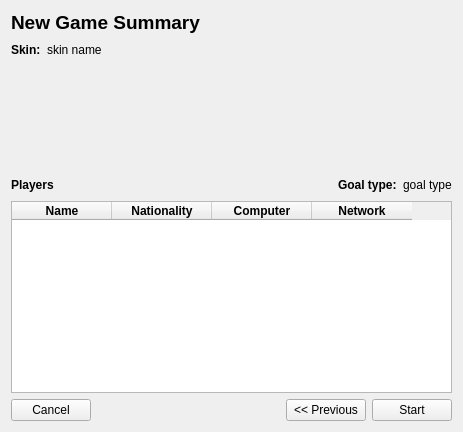
KDE/ksirk, file ksirk/Dialogs/newGameSummary.ui: the form before one commit.
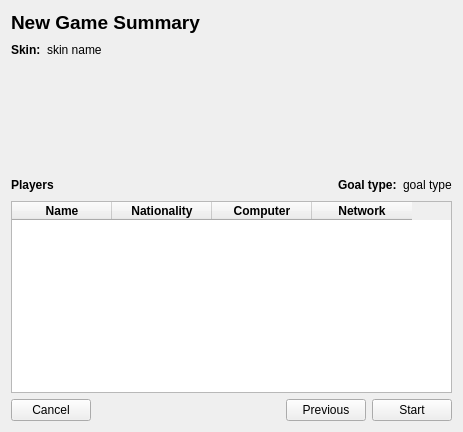
The form after the commit. Icons and pictures are not drawn.

```diff
--- a/ksirk/Dialogs/newGameSummary.ui
+++ b/ksirk/Dialogs/newGameSummary.ui
@@ -220,7 +220,7 @@
      <item>
       <widget class="QPushButton" name="previousButton">
        <property name="text">
-        <string>&lt;&lt; Previous</string>
+        <string>Previous</string>
        </property>
       </widget>
      </item>
```
Left out of the diff: 6 changed lines with no effect on the pictures.
